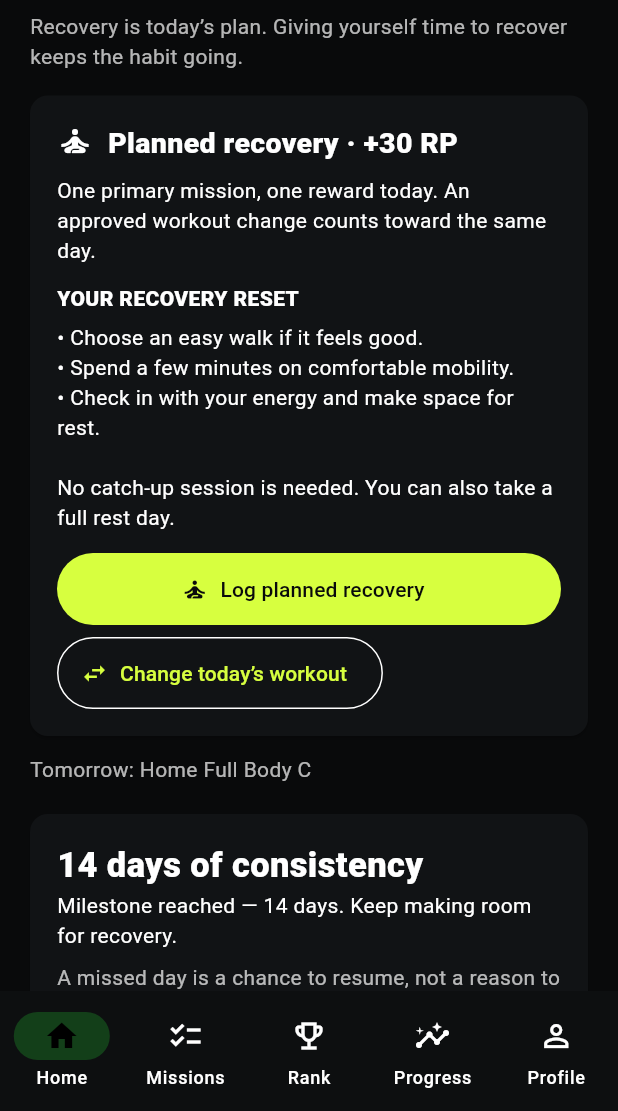
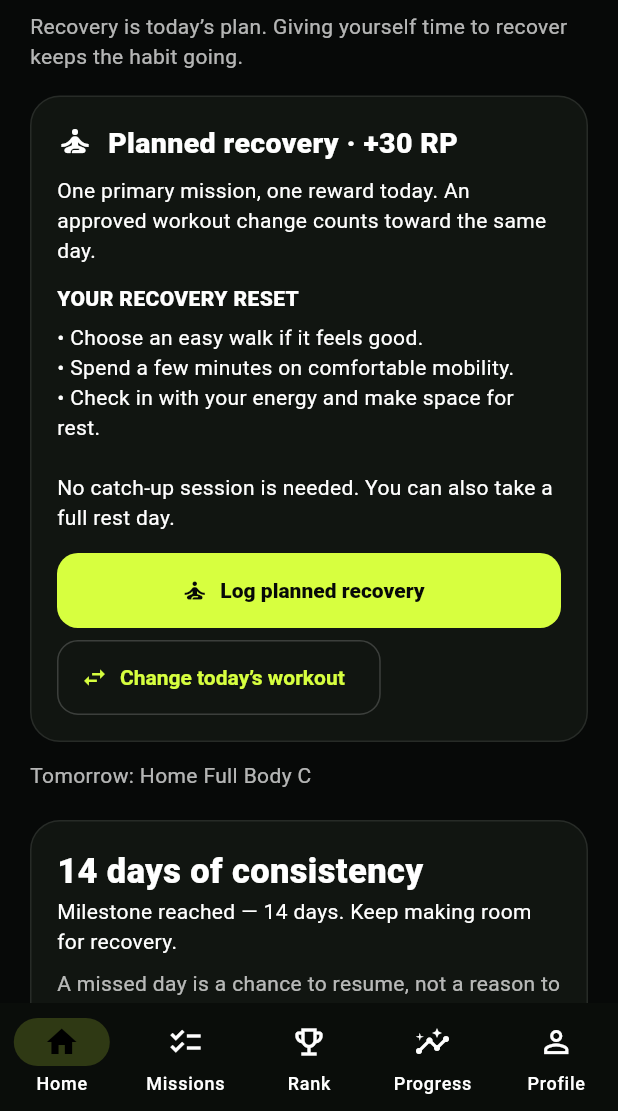
Before and after one commit to Bhrcs/ConsistiFit, a Flutter app: the screen it shows after launch, on a phone screen of 412 x 824 dp, the part 125-1236 px from its top. Run offline on Flutter 3.47's test engine with Material 3 defaults, Android fonts, the phone set to English and light mode, and no system bars; our stand-ins replace flutter_local_notifications, flutter_riverpod, go_router, shared_preferences; missing offline and left inert: health.

Commit message:
Refine native premium visual theme

```diff
--- a/flutter_app/lib/core/theme/app_theme.dart
+++ b/flutter_app/lib/core/theme/app_theme.dart
@@ -1,17 +1,66 @@
 import 'package:flutter/material.dart';
+
 abstract final class AppTheme {
   static const accent = Color(0xFFD7FF3F);
-  static const background = Color(0xFF090A0B);
+  static const background = Color(0xFF070908);
+  static const panel = Color(0xFF111511);
+  static const panelRaised = Color(0xFF161B16);
+
   static ThemeData get dark => ThemeData(
     brightness: Brightness.dark,
     scaffoldBackgroundColor: background,
-    colorScheme: const ColorScheme.dark(primary: accent, onPrimary: background, surface: Color(0xFF111315)),
+    colorScheme: const ColorScheme.dark(
+      primary: accent,
+      onPrimary: background,
+      surface: panel,
+      surfaceContainer: panelRaised,
+    ),
     useMaterial3: true,
     materialTapTargetSize: MaterialTapTargetSize.padded,
-    filledButtonTheme: FilledButtonThemeData(style: FilledButton.styleFrom(minimumSize: const Size(48, 48))),
-    outlinedButtonTheme: OutlinedButtonThemeData(style: OutlinedButton.styleFrom(minimumSize: const Size(48, 48))),
-    textButtonTheme: TextButtonThemeData(style: TextButton.styleFrom(minimumSize: const Size(48, 48))),
-    navigationBarTheme: const NavigationBarThemeData(backgroundColor: Color(0xFF0D0F10), indicatorColor: Color(0x332DFF3F)),
-    cardTheme: const CardThemeData(color: Color(0xFF111315), margin: EdgeInsets.zero),
+    splashFactory: InkSparkle.splashFactory,
+    filledButtonTheme: FilledButtonThemeData(
+      style: FilledButton.styleFrom(
+        minimumSize: const Size(48, 50),
+        shape: RoundedRectangleBorder(borderRadius: BorderRadius.circular(14)),
+        textStyle: const TextStyle(fontWeight: FontWeight.w800),
+      ),
+    ),
+    outlinedButtonTheme: OutlinedButtonThemeData(
+      style: OutlinedButton.styleFrom(
+        minimumSize: const Size(48, 50),
+        side: const BorderSide(color: Color(0x2EFFFFFF)),
+        shape: RoundedRectangleBorder(borderRadius: BorderRadius.circular(14)),
+        textStyle: const TextStyle(fontWeight: FontWeight.w700),
+      ),
+    ),
+    textButtonTheme: TextButtonThemeData(
+      style: TextButton.styleFrom(minimumSize: const Size(48, 48), textStyle: const TextStyle(fontWeight: FontWeight.w700)),
+    ),
+    navigationBarTheme: const NavigationBarThemeData(
+      backgroundColor: Color(0xF20A0D0A),
+      indicatorColor: Color(0x2ED7FF3F),
+      elevation: 0,
+      height: 72,
+    ),
+    cardTheme: CardThemeData(
+      color: panel,
+      elevation: 0,
+      margin: EdgeInsets.zero,
+      shape: RoundedRectangleBorder(
+        borderRadius: BorderRadius.circular(20),
+        side: const BorderSide(color: Color(0x18FFFFFF)),
+      ),
+    ),
+    appBarTheme: const AppBarTheme(
+      backgroundColor: background,
+      surfaceTintColor: Colors.transparent,
+      elevation: 0,
+      titleTextStyle: TextStyle(color: Colors.white, fontSize: 20, fontWeight: FontWeight.w900),
+    ),
+    progressIndicatorTheme: const ProgressIndicatorThemeData(
+      color: accent,
+      linearTrackColor: Color(0xFF222822),
+    ),
+    dividerTheme: const DividerThemeData(color: Color(0x14FFFFFF)),
   );
 }
```
